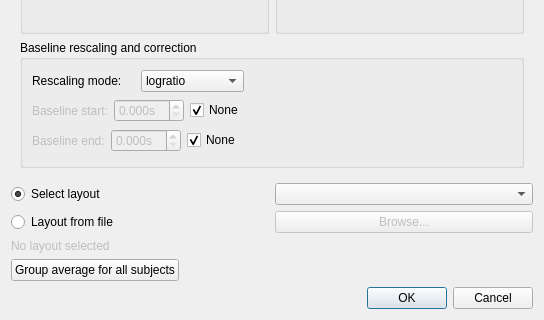
Old version of the form meggie_batch/ui/qt4Designer_ui_files/TFRtopology.ui in the repository cibr-jyu/meggie; both pictures show x 0 to 544 and y 415 to 735 of the 544 by 735 pixel window.
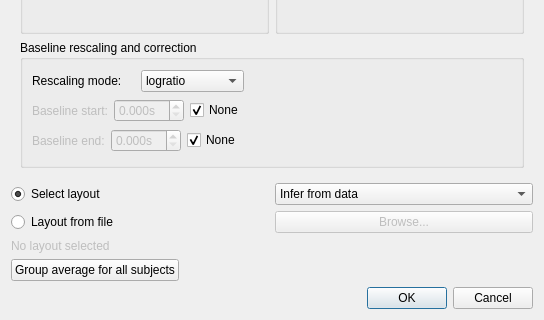
New version of the form.

Commit message: Now it is possible to infer channel locations from data.

```diff
--- a/meggie_batch/ui/qt4Designer_ui_files/TFRtopology.ui
+++ b/meggie_batch/ui/qt4Designer_ui_files/TFRtopology.ui
@@ -585,7 +585,13 @@
         </widget>
        </item>
        <item>
-        <widget class="QComboBox" name="comboBoxLayout"/>
+        <widget class="QComboBox" name="comboBoxLayout">
+         <item>
+          <property name="text">
+           <string>Infer from data</string>
+          </property>
+         </item>
+        </widget>
        </item>
       </layout>
      </item>
```
Left out of the diff: 6 changed lines with no effect on the pictures. The commit also changes 6 other files.
